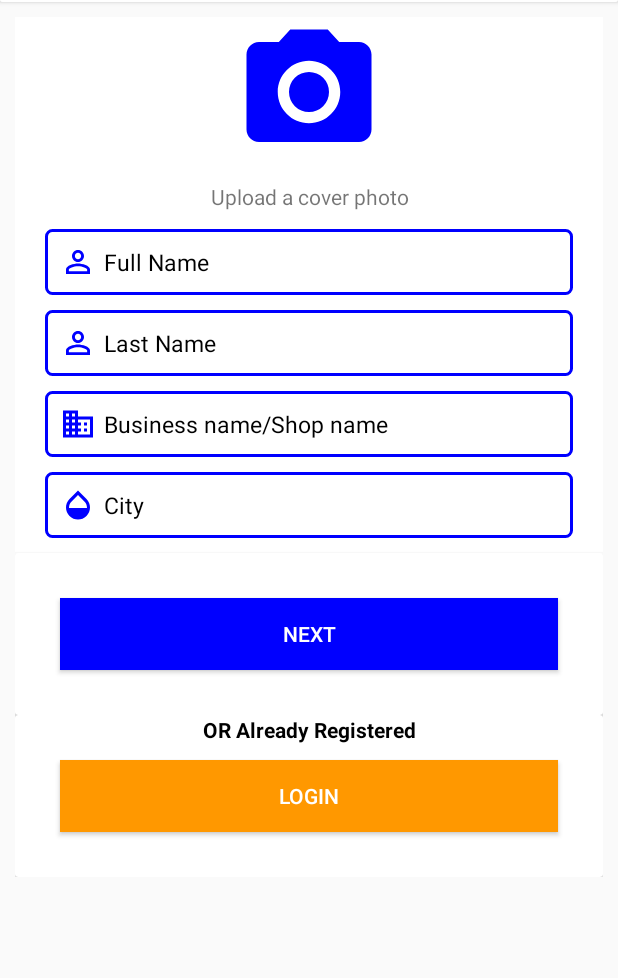
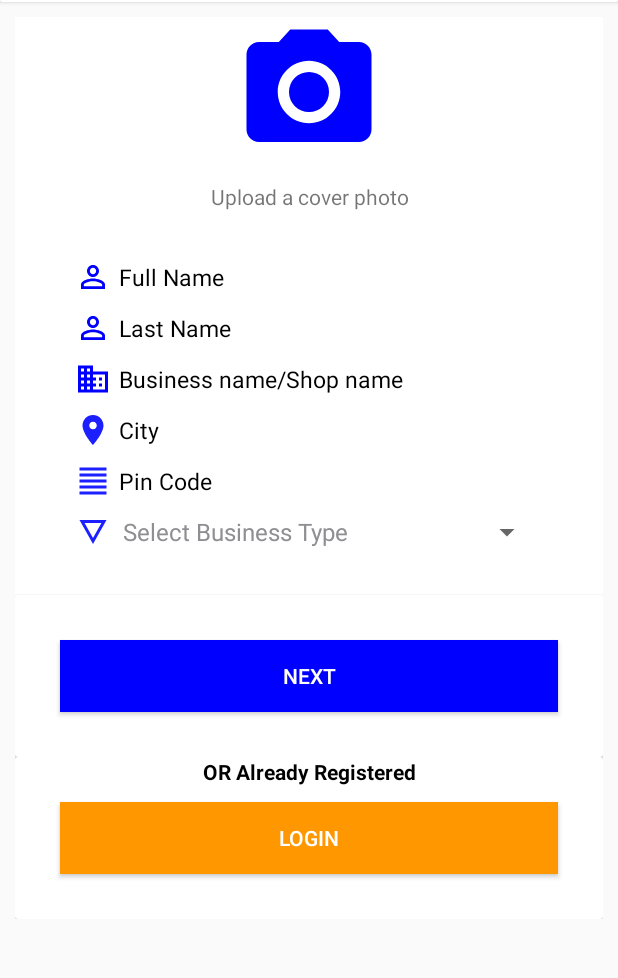
Before and after one commit to raghsahu/DGFAB_8july_New_Dynamic, an Android app: the Registration_pro_1 screen opened directly, with no data from a screen before it, on a phone screen of 412 x 824 dp, the part 82-1060 px from its top. Run offline under Robolectric (Android 15) with nearby library versions, the phone set to English and light mode, and no system bars.

```diff
--- a/app/src/main/AndroidManifest.xml
+++ b/app/src/main/AndroidManifest.xml
@@ -19,7 +19,6 @@
         android:roundIcon="@mipmap/ic_launcher_round"
         android:supportsRtl="true"
         android:theme="@style/AppTheme">
-        <activity android:name=".LoginandReg.Main_Registration_1"></activity>
         <activity android:name=".LoginandReg.ManuLoginActivity" />
         <activity android:name=".Activity.Buyer_Dashboard.Buyer_Dashboard_Activity" />
         <activity
--- a/app/src/main/java/com/example/dgfab/AllParsings/Registration_only_data.java
+++ b/app/src/main/java/com/example/dgfab/AllParsings/Registration_only_data.java
@@ -34,7 +34,7 @@ public class Registration_only_data {
     @SerializedName("state")
     @Expose
     private String state;
-    @SerializedName("city")
+    @SerializedName("cityxyz")
     @Expose
     private String city;
     @SerializedName("pin")
--- a/app/src/main/java/com/example/dgfab/LoginandReg/Registration_pro_1.java
+++ b/app/src/main/java/com/example/dgfab/LoginandReg/Registration_pro_1.java
@@ -5,6 +5,8 @@ import android.support.v7.app.AppCompatActivity;
 import android.os.Bundle;
 import android.view.View;
 import android.widget.Button;
+import android.widget.EditText;
+import android.widget.Spinner;
 
 import com.example.dgfab.Activity.Buyer_guest_login.LoginActivity;
 import com.example.dgfab.Activity.Registration_Step_1;
@@ -12,6 +14,8 @@ import com.example.dgfab.R;
 
 public class Registration_pro_1 extends AppCompatActivity {
     Button btnnext,btnlog;
+    EditText fulname , lasname,comp_name,citynae,pincode;
+    Spinner type_spin;
 
     @Override
     protected void onCreate(Bundle savedInstanceState) {
@@ -19,6 +23,14 @@ public class Registration_pro_1 extends AppCompatActivity {
         setContentView(R.layout.activity_registration_pro_1);
         btnnext = findViewById(R.id.btnnext);
         btnlog = findViewById(R.id.btnlog);
+        type_spin = findViewById(R.id.type_spin);
+        fulname = findViewById(R.id.fulname);
+        lasname = findViewById(R.id.lasname);
+        comp_name = findViewById(R.id.comp_name);
+        citynae = findViewById(R.id.citynae);
+        pincode = findViewById(R.id.pincode);
+
+
         btnlog.setOnClickListener(new View.OnClickListener() {
             @Override
             public void onClick(View v) {
@@ -30,7 +42,14 @@ public class Registration_pro_1 extends AppCompatActivity {
             @Override
             public void onClick(View v) {
                 Intent intent = new Intent(Registration_pro_1.this , Registration_Step_1.class);
-                startActivity(intent);
+                if(fulname.getText().toString().length() !=0 && lasname.getText().toString().length() !=0 &&
+                comp_name.getText().toString().length() !=0 && citynae.getText().toString().length() !=0 && pincode.getText().toString().length() !=0 &&
+                        type_spin.getSelectedItem().equals("Select Business Type"))
+                {
+                    intent.putExtra("fulname" , fulname.getText().toString());
+                    startActivity(intent);
+
+                }
 
             }
         });
--- /dev/null
+++ b/app/src/main/res/drawable/ic_picodes.xml
@@ -0,0 +1,5 @@
+<vector android:height="24dp" android:tint="#1C1FFF"
+    android:viewportHeight="24.0" android:viewportWidth="24.0"
+    android:width="24dp" xmlns:android="http://schemas.android.com/apk/res/android">
+    <path android:fillColor="#FF000000" android:pathData="M3,21h18v-2L3,19v2zM3,17h18v-2L3,15v2zM3,13h18v-2L3,11v2zM3,9h18L21,7L3,7v2zM3,3v2h18L21,3L3,3z"/>
+</vector>
--- /dev/null
+++ b/app/src/main/res/drawable/ic_place_black_24dp.xml
@@ -0,0 +1,5 @@
+<vector android:height="24dp" android:tint="#1C1FFF"
+    android:viewportHeight="24.0" android:viewportWidth="24.0"
+    android:width="24dp" xmlns:android="http://schemas.android.com/apk/res/android">
+    <path android:fillColor="#FF000000" android:pathData="M12,2C8.13,2 5,5.13 5,9c0,5.25 7,13 7,13s7,-7.75 7,-13c0,-3.87 -3.13,-7 -7,-7zM12,11.5c-1.38,0 -2.5,-1.12 -2.5,-2.5s1.12,-2.5 2.5,-2.5 2.5,1.12 2.5,2.5 -1.12,2.5 -2.5,2.5z"/>
+</vector>
--- /dev/null
+++ b/app/src/main/res/drawable/ic_type.xml
@@ -0,0 +1,5 @@
+<vector android:height="24dp" android:tint="#1C1FFF"
+    android:viewportHeight="24.0" android:viewportWidth="24.0"
+    android:width="24dp" xmlns:android="http://schemas.android.com/apk/res/android">
+    <path android:fillColor="#FF000000" android:pathData="M3,4l9,16 9,-16L3,4zM6.38,6h11.25L12,16 6.38,6z"/>
+</vector>
--- a/app/src/main/res/layout/activity_registration_.xml
+++ b/app/src/main/res/layout/activity_registration_.xml
@@ -11,7 +11,8 @@
         android:layout_height="wrap_content"
         android:elevation="2dp">
 
-        <android.support.v7.widget.Toolbar xmlns:android="http://schemas.android.com/apk/res/android"
+        <android.support.v7.widget.Toolbar
+            xmlns:android="http://schemas.android.com/apk/res/android"
             xmlns:app="http://schemas.android.com/apk/res-auto"
             android:id="@+id/toolbar_post"
             android:layout_width="match_parent"
--- a/app/src/main/res/layout/activity_registration_pro_1.xml
+++ b/app/src/main/res/layout/activity_registration_pro_1.xml
@@ -75,6 +75,7 @@
 
 
         <LinearLayout
+            android:padding="20dp"
             android:layout_width="match_parent"
             android:layout_height="wrap_content"
             android:layout_marginLeft="20dp"
@@ -84,9 +85,10 @@
 
 
             <LinearLayout
+
                 android:weightSum="1"
                 android:gravity="center"
-                android:background="@drawable/et_bg"
+
                 android:orientation="horizontal"
                 android:layout_width="match_parent"
                 android:layout_marginBottom="10dp"
@@ -99,6 +101,7 @@
                     />
 
                 <EditText
+                    android:id="@+id/fulname"
                     android:layout_width="match_parent"
                     android:layout_height="wrap_content"
                     android:layout_marginLeft="5dp"
@@ -116,7 +119,7 @@
         <LinearLayout
             android:weightSum="1"
             android:gravity="center"
-            android:background="@drawable/et_bg"
+
             android:orientation="horizontal"
             android:layout_width="match_parent"
             android:layout_marginBottom="10dp"
@@ -129,6 +132,7 @@
                 />
 
             <EditText
+                android:id="@+id/lasname"
                 android:layout_width="match_parent"
                 android:layout_height="wrap_content"
                 android:layout_marginLeft="5dp"
@@ -146,7 +150,6 @@
         <LinearLayout
             android:weightSum="1"
             android:gravity="center"
-            android:background="@drawable/et_bg"
             android:orientation="horizontal"
             android:layout_width="match_parent"
             android:layout_marginBottom="10dp"
@@ -159,6 +162,7 @@
                 />
 
             <EditText
+                android:id="@+id/comp_name"
                 android:layout_width="match_parent"
                 android:layout_height="wrap_content"
                 android:layout_marginLeft="5dp"
@@ -177,7 +181,6 @@
         <LinearLayout
             android:weightSum="1"
             android:gravity="center"
-            android:background="@drawable/et_bg"
             android:orientation="horizontal"
             android:layout_width="match_parent"
             android:layout_marginBottom="10dp"
@@ -186,10 +189,11 @@
             <ImageView
                 android:layout_width="24dp"
                 android:layout_height="24dp"
-                android:src="@drawable/city"
+                android:src="@drawable/ic_place_black_24dp"
                 />
 
             <EditText
+                android:id="@+id/citynae"
                 android:layout_width="match_parent"
                 android:layout_height="wrap_content"
                 android:layout_marginLeft="5dp"
@@ -203,8 +207,57 @@
                 />
 
         </LinearLayout>
+            <LinearLayout
+                android:weightSum="1"
+                android:gravity="center"
+                android:orientation="horizontal"
+                android:layout_width="match_parent"
+                android:layout_marginBottom="10dp"
+                android:layout_height="wrap_content">
 
+                <ImageView
+                    android:layout_width="24dp"
+                    android:layout_height="24dp"
+                    android:src="@drawable/ic_picodes"
+                    />
 
+                <EditText
+                    android:id="@+id/pincode"
+                    android:layout_width="match_parent"
+                    android:layout_height="wrap_content"
+                    android:layout_marginLeft="5dp"
+                    android:gravity="start|center"
+                    android:hint="Pin Code"
+                    android:inputType="text"
+                    android:textColor="#000"
+                    android:textColorHint="#000"
+                    android:textSize="15dp"
+                    android:background="@null"
+                    />
+
+            </LinearLayout>
+            <LinearLayout
+                android:weightSum="1"
+                android:gravity="center"
+                android:orientation="horizontal"
+                android:layout_width="match_parent"
+                android:layout_marginBottom="10dp"
+                android:layout_height="wrap_content">
+
+                <ImageView
+                    android:layout_width="24dp"
+                    android:layout_height="24dp"
+                    android:src="@drawable/ic_type"
+                    />
+
+                <Spinner
+                    android:id="@+id/type_spin"
+                    android:entries="@array/main_cat"
+                    android:layout_width="match_parent"
+                    android:layout_height="wrap_content"
+                    />
+
+            </LinearLayout>
         <android.support.v7.widget.CardView
             android:background="#fff"
             android:visibility="gone"
```
Also changed, not shown: app/src/main/java/com/example/dgfab/LoginandReg/Main_Registration_1.java (deleted, +0 -15 lines), app/src/main/res/layout/activity_main__registration_1.xml (deleted, +0 -178 lines).
